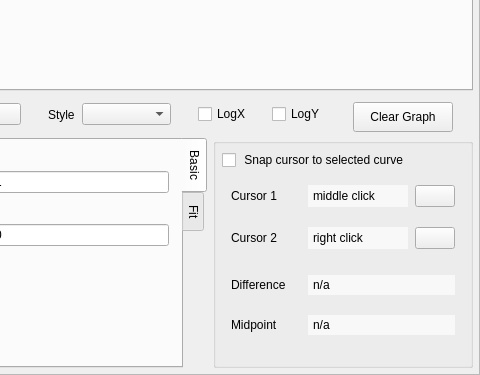
The window that src/mdaviz/resources/mda_file_viz.ui (BCDA-APS/mdaviz) describes before a commit, drawn with Qt 5; both pictures show x 319 to 799 and y 313 to 688 of the 799 by 688 pixel window.
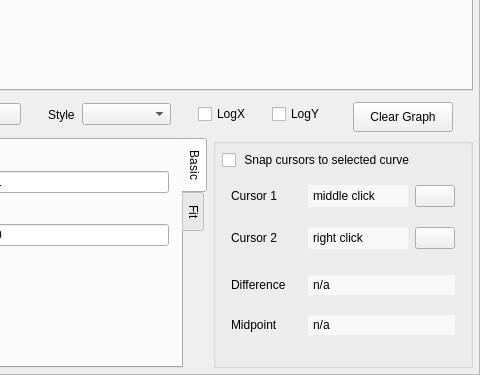
The same window after the commit. Icons and pictures are not drawn.

Commit message: fix: Correct typo in snap cursors checkbox text

Diff of the .ui file:
```diff
--- a/src/mdaviz/resources/mda_file_viz.ui
+++ b/src/mdaviz/resources/mda_file_viz.ui
@@ -1053,7 +1053,7 @@
              <item>
               <widget class="QCheckBox" name="snapCursors">
                <property name="text">
-                <string> Snap cursor to selected curve</string>
+                <string> Snap cursors to selected curve</string>
                </property>
               </widget>
              </item>
```
